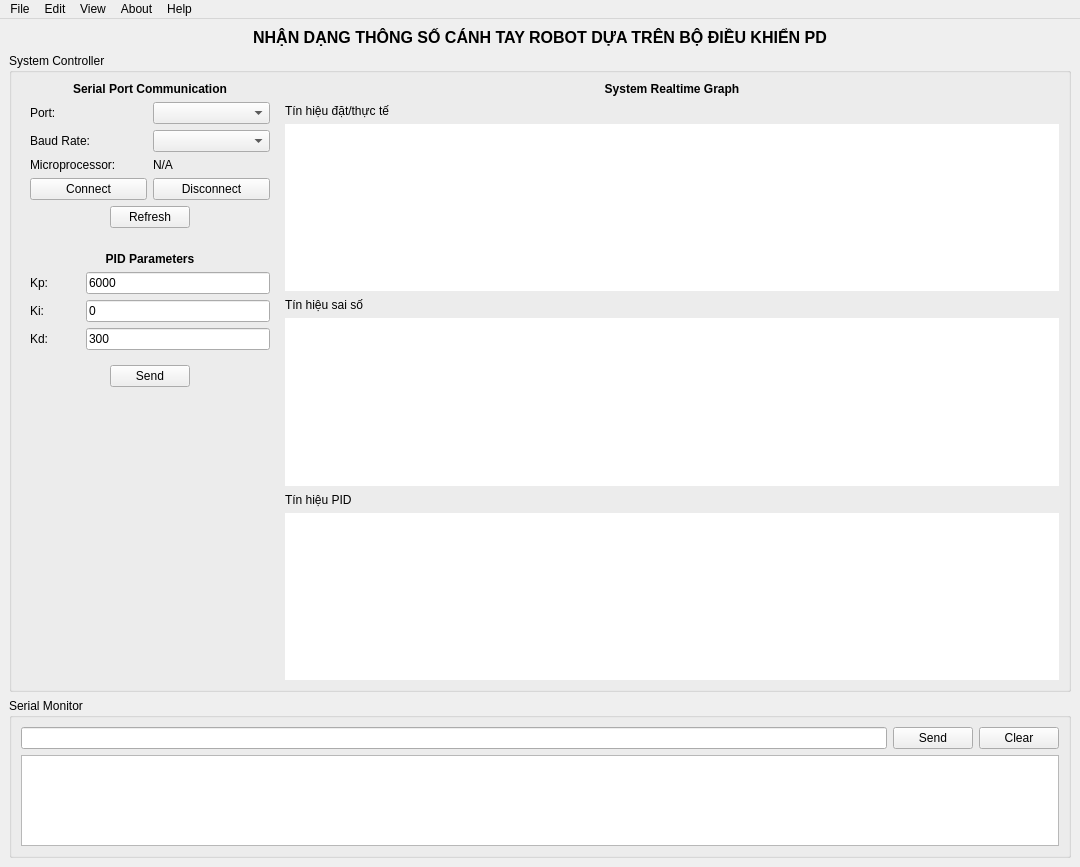
Before: the Qt Designer form gui.ui in duykienphan/DoAnRobot, drawn with Qt 5.
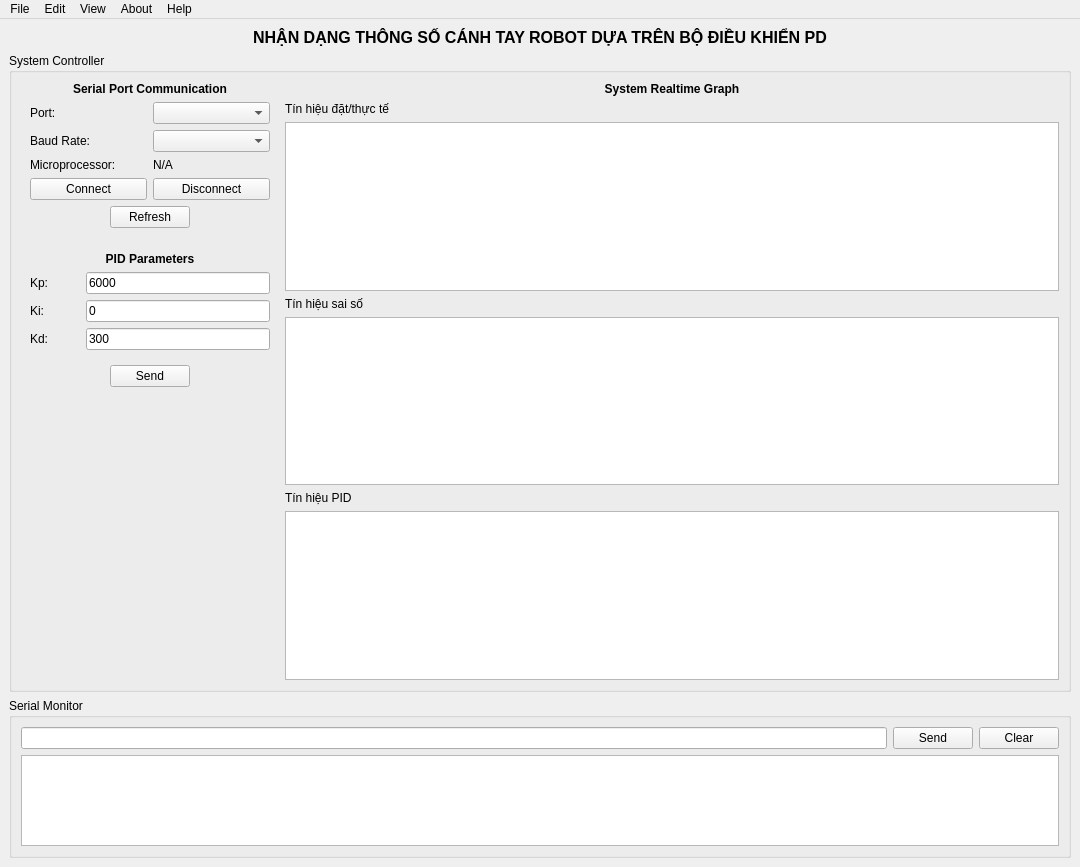
After: the same form once the commit is applied. Custom widgets are drawn as their Qt base class.

Patch:
```diff
--- a/gui.ui
+++ b/gui.ui
@@ -399,11 +399,7 @@
            </widget>
           </item>
           <item>
-           <widget class="QWidget" name="widget_2" native="true">
-            <property name="styleSheet">
-             <string notr="true">background-color: rgb(255, 255, 255);</string>
-            </property>
-           </widget>
+           <widget class="PlotWidget" name="graphicsView"/>
           </item>
           <item>
            <widget class="QLabel" name="label_11">
@@ -419,11 +415,7 @@
            </widget>
           </item>
           <item>
-           <widget class="QWidget" name="widget_11" native="true">
-            <property name="styleSheet">
-             <string notr="true">background-color: rgb(255, 255, 255);</string>
-            </property>
-           </widget>
+           <widget class="PlotWidget" name="graphicsView_2"/>
           </item>
           <item>
            <widget class="QLabel" name="label_10">
@@ -439,11 +431,7 @@
            </widget>
           </item>
           <item>
-           <widget class="QWidget" name="widget_12" native="true">
-            <property name="styleSheet">
-             <string notr="true">background-color: rgb(255, 255, 255);</string>
-            </property>
-           </widget>
+           <widget class="PlotWidget" name="graphicsView_3"/>
           </item>
          </layout>
         </widget>
@@ -643,6 +631,13 @@
    </property>
   </action>
  </widget>
+ <customwidgets>
+  <customwidget>
+   <class>PlotWidget</class>
+   <extends>QGraphicsView</extends>
+   <header location="global">pyqtgraph</header>
+  </customwidget>
+ </customwidgets>
  <resources/>
  <connections/>
 </ui>
```
Left out of the diff: 30 changed lines with no effect on the pictures.
